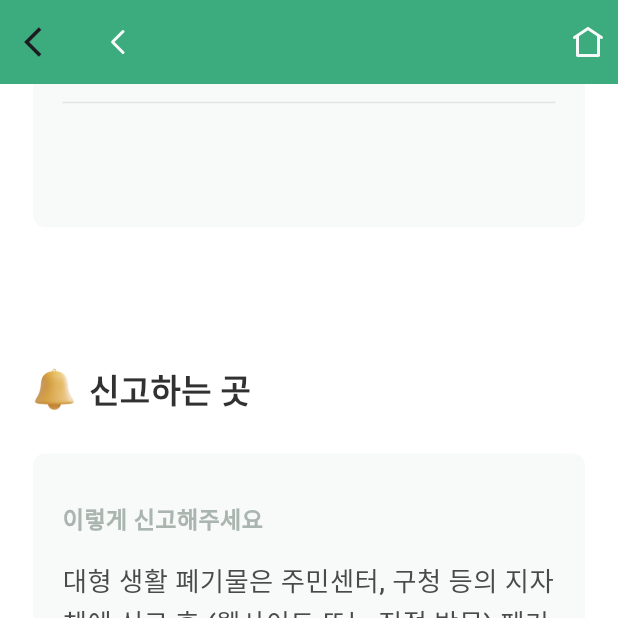
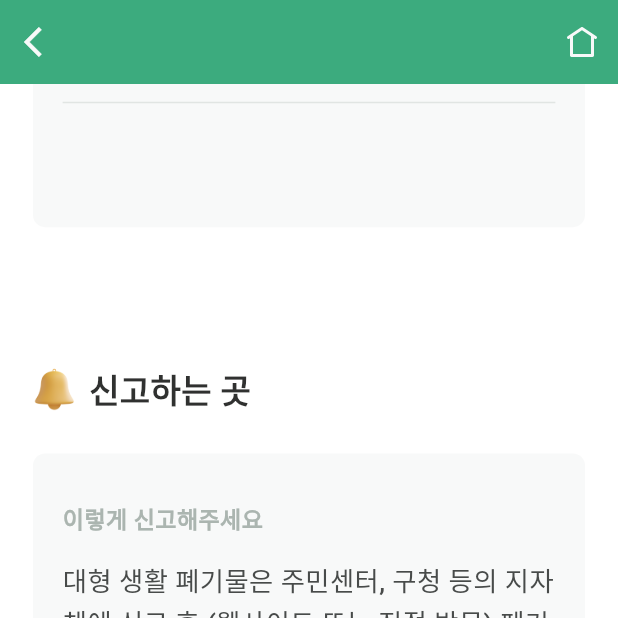
Before and after one commit to foreco-ibaji/Wiz-App-version1, a Flutter app: the DetailMethodScreen screen opened directly with empty values, scrolled down 516 dp, on a phone screen of 412 x 824 dp, the top half of it. Run offline on Flutter 3.47's test engine with Material 3 defaults, Android fonts, the phone set to English and light mode, and no system bars; our stand-ins replace camera, dio, dotted_border, flutter_dotenv, flutter_image_compress, flutter_screenutil and 12 more; missing offline and left inert: fdottedline_nullsafety, flutter_naver_map, kakao_flutter_sdk_user; accounts and stored records are empty; network calls fail; Roboto replaces fonts that are missing (Pretendard); statements that could not run were skipped; project files that could hold a hidden picture were left out.

Commit message:
fix: 네비게이션 및 레이아웃 문제 수정
1. 검색 결과를 클릭해서 DetailMethodScreen 페이지로 이동시, 불필요한 화면이 백스택에 남아있어서 사용자가 뒤로가기 버튼을 클릭하면 검색 페이지 -> 결과 상세 페이지 -> 검색 페이지 -> 결과 상세페이지로 이동하던 문제 수정

2. DetailMethodScreen 앱바에 뒤로가기 버튼이 두개 표시되던 문제 해결

```diff
--- a/lib/modules/detail_method/view/detail_method_view.dart
+++ b/lib/modules/detail_method/view/detail_method_view.dart
@@ -1,20 +1,13 @@
-import 'package:flutter/cupertino.dart';
 import 'package:flutter/material.dart';
-import 'package:flutter/src/widgets/container.dart';
-import 'package:flutter/src/widgets/framework.dart';
 import 'package:flutter_screenutil/flutter_screenutil.dart';
 import 'package:flutter_svg/flutter_svg.dart';
 import 'package:get/get.dart';
-import 'package:ibaji/model/disposal/disposalInfo.dart';
 import 'package:ibaji/modules/detail_method/widget/detail_widget.dart';
-import 'package:ibaji/modules/search/view/search_view.dart';
+import 'package:ibaji/modules/home/view/home_view.dart';
 import 'package:ibaji/util/app_colors.dart';
 import 'package:ibaji/util/app_text_styles.dart';
 import 'package:ibaji/util/global_button_widget.dart';
 
-import '../../../provider/api/trash_api.dart';
-import '../../../util/routes/pages.dart';
-import '../../../util/routes/routes.dart';
 import '../../../util/widget/global_skeleton.dart';
 import '../controller/detail_method_controller.dart';
 
@@ -23,65 +16,35 @@ class DetailMethodScreen extends GetView<DetailMethodController> {
 
   @override
   Widget build(BuildContext context) {
-    Get.put(DetailMethodController());
-    return Obx(
-      () => Scaffold(
+    return Scaffold(
       appBar: AppBar(
         backgroundColor: AppColors.primary6,
-          elevation: 0.0,
-          automaticallyImplyLeading: true,
         leading: IconButton(
-            icon: Icon(Icons.arrow_back_ios),
-            onPressed: () {
-              Get.back();
-            },
+            icon: const Icon(
+              Icons.arrow_back_ios,
+              color: AppColors.grey1,
+              size: 24.0,
             ),
+            onPressed: Get.back),
         actions: [
-            IconButton(
-              icon: SvgPicture.asset("asset/image/icon/ic_home_24.svg"),
-              onPressed: () {
-                Get.to(() => SearchScreen());
-              },
+          Padding(
+            padding: const EdgeInsets.only(right: 12.0),
+            child: InkWell(
+                child: SvgPicture.asset(
+                  "asset/image/icon/ic_home_back_24.svg",
+                  color: AppColors.grey1,
+                ),
+                onTap: () => Get.off(const HomeScreen())),
           ),
         ],
       ),
-        body: Obx(() => ListView(
-              controller: controller.scrollController.value,
-              shrinkWrap: true,
+      body: SingleChildScrollView(
+        child: Obx(
+          () => Column(
             children: [
-                //1. header
-                Container(
-                  padding: EdgeInsets.only(bottom: 40.h),
-                  color: AppColors.primary6,
-                  width: MediaQuery.of(context).size.width,
-                  child: Column(
-                    crossAxisAlignment: CrossAxisAlignment.center,
-                    children: [
-                      SizedBox(
-                        height: 10.h,
-                      ),
-                      controller.detailMethod.value.iconUrl == "trashIcon"
-                          ? CommonSkeleton.image()
-                          : Image.network(
-                              controller.detailMethod.value.iconUrl,
-                              width: 160.w,
-                            ),
-                      Text(
-                        controller.detailMethod.value.name,
-                        style: AppTextStyles.heading1Bold
-                            .copyWith(color: AppColors.grey1),
-                      ),
-                      SizedBox(
-                        height: 12.h,
-                      ),
-                      Text(
-                        "동대문구 전농1동 기준 배출 방법",
-                        style: AppTextStyles.title3Medium
-                            .copyWith(color: AppColors.grey1),
-                      ),
-                    ],
-                  ),
-                ),
+              DetailMethodHeader(
+                  name: controller.detailMethod.value.name,
+                  iconUrl: controller.detailMethod.value.iconUrl),
               Padding(
                 padding: EdgeInsets.symmetric(horizontal: 20.w),
                 child: Column(
@@ -136,8 +99,7 @@ class DetailMethodScreen extends GetView<DetailMethodController> {
                           ),
                           controller.detailMethod.value.remark.isNotEmpty
                               ? Column(
-                                    crossAxisAlignment:
-                                        CrossAxisAlignment.start,
+                                  crossAxisAlignment: CrossAxisAlignment.start,
                                   children: [
                                     Text(
                                       "유의해주세요",
@@ -161,7 +123,7 @@ class DetailMethodScreen extends GetView<DetailMethodController> {
                                         })),
                                   ],
                                 )
-                                : SizedBox.shrink(),
+                              : const SizedBox.shrink(),
                           SizedBox(
                             height: 20.h,
                           ),
@@ -176,7 +138,7 @@ class DetailMethodScreen extends GetView<DetailMethodController> {
                         ? DisposalDayContainer()
                         : controller.detailMethod.value.detailType == "BIG"
                             ? BigTrashCatuion()
-                              : SizedBox.shrink(),
+                            : const SizedBox.shrink(),
                     SizedBox(
                       height: 50.h,
                     ),
@@ -197,7 +159,7 @@ class DetailMethodScreen extends GetView<DetailMethodController> {
                               ),
                             ],
                           )
-                          : SizedBox.shrink(),
+                        : const SizedBox.shrink(),
                     SizedBox(
                       height: 19.h,
                     ),
@@ -215,7 +177,7 @@ class DetailMethodScreen extends GetView<DetailMethodController> {
                                   );
                                 })),
                           )
-                          : SizedBox.shrink(),
+                        : const SizedBox.shrink(),
                     SizedBox(
                       height: 100.h,
                     ),
@@ -223,11 +185,12 @@ class DetailMethodScreen extends GetView<DetailMethodController> {
                 ),
               ),
             ],
-            )),
+          ),
+        ),
+      ),
       bottomNavigationBar: controller.detailMethod.value.detailType == "MAP"
-            ? MapNavigationBottomSheet()
-            : null,
-      ),
+          ? const MapNavigationBottomSheet()
+          : const SizedBox(),
     );
   }
 
@@ -333,7 +296,7 @@ class DetailMethodScreen extends GetView<DetailMethodController> {
                     )
                   ],
                 ),
-                VerticalDivider(
+                const VerticalDivider(
                   thickness: 1,
                   color: AppColors.grey2,
                 ),
@@ -348,7 +311,7 @@ class DetailMethodScreen extends GetView<DetailMethodController> {
                       height: 20.h,
                     ),
                     controller.detailMethod.value.disposalInfoDto.time == ""
-                        ? SizedBox.shrink()
+                        ? const SizedBox.shrink()
                         : RecycleTextChip.time(
                             startTime: controller
                                 .detailMethod.value.disposalInfoDto.time
@@ -364,3 +327,45 @@ class DetailMethodScreen extends GetView<DetailMethodController> {
     );
   }
 }
+
+class DetailMethodHeader extends StatelessWidget {
+  const DetailMethodHeader(
+      {super.key, required this.name, required this.iconUrl});
+
+  final String name;
+  final String iconUrl;
+
+  @override
+  Widget build(BuildContext context) {
+    return Container(
+      padding: EdgeInsets.only(bottom: 40.h),
+      color: AppColors.primary6,
+      width: MediaQuery.of(context).size.width,
+      child: Column(
+        crossAxisAlignment: CrossAxisAlignment.center,
+        children: [
+          SizedBox(
+            height: 10.h,
+          ),
+          iconUrl == "trashIcon"
+              ? CommonSkeleton.image()
+              : Image.network(
+                  iconUrl,
+                  width: 160.w,
+                ),
+          Text(
+            name,
+            style: AppTextStyles.heading1Bold.copyWith(color: AppColors.grey1),
+          ),
+          SizedBox(
+            height: 12.h,
+          ),
+          Text(
+            "동대문구 전농1동 기준 배출 방법",
+            style: AppTextStyles.title3Medium.copyWith(color: AppColors.grey1),
+          ),
+        ],
+      ),
+    );
+  }
+}
```
Also changed, not shown: lib/modules/search/controller/search_controller.dart (+12 -1 lines), lib/modules/search/view/search_view.dart (+9 -7 lines), lib/modules/search/widget/search_result_widget.dart (+3 -6 lines). Lines whose indentation alone changed are shown as unchanged.
